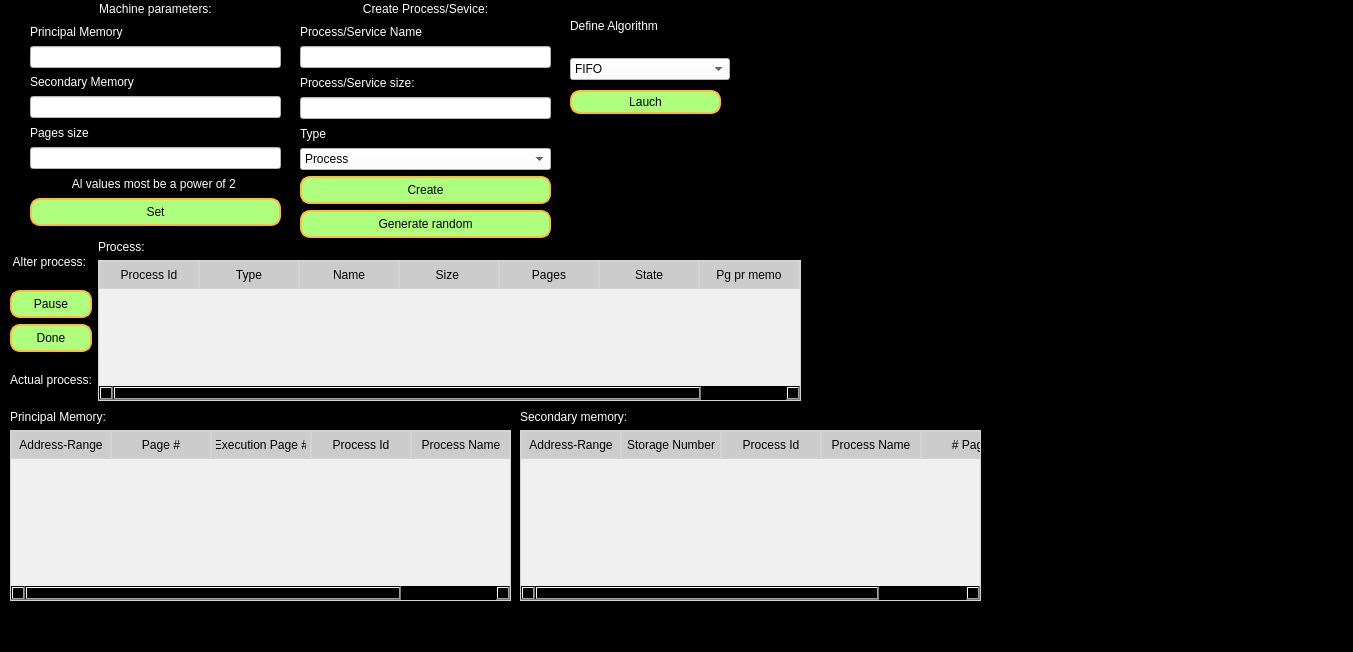
SebastianGranadosBarrantes/Tarea2SO-Brian_Sebastian_Jousten, file mainInterface.ui: the form before one commit.
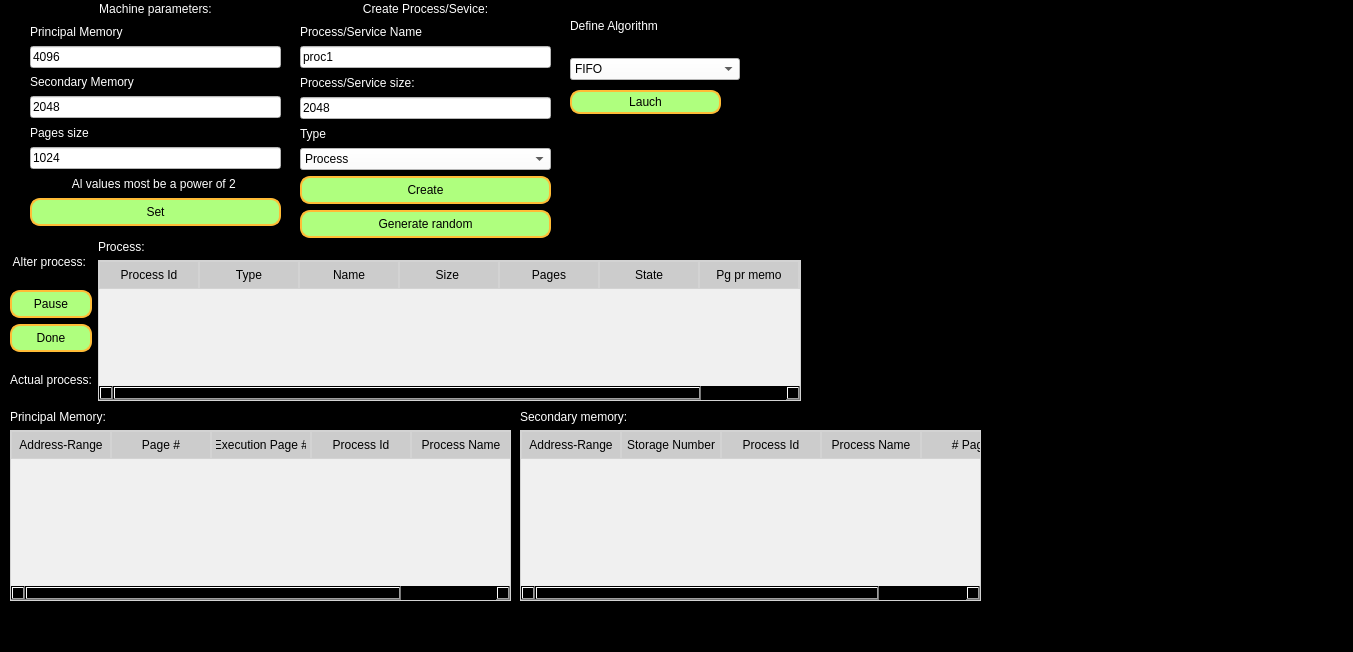
The form after the commit.

Diff of the .ui file:
```diff
--- a/mainInterface.ui
+++ b/mainInterface.ui
@@ -106,7 +106,11 @@
       </widget>
      </item>
      <item>
-      <widget class="QLineEdit" name="tfPrincipalMemorySize"/>
+      <widget class="QLineEdit" name="tfPrincipalMemorySize">
+       <property name="text">
+        <string>4096</string>
+       </property>
+      </widget>
      </item>
      <item>
       <widget class="QLabel" name="label_2">
@@ -116,7 +120,11 @@
       </widget>
      </item>
      <item>
-      <widget class="QLineEdit" name="tfSecondaryMemorySize"/>
+      <widget class="QLineEdit" name="tfSecondaryMemorySize">
+       <property name="text">
+        <string>2048</string>
+       </property>
+      </widget>
      </item>
      <item>
       <widget class="QLabel" name="label_3">
@@ -126,7 +134,11 @@
       </widget>
      </item>
      <item>
-      <widget class="QLineEdit" name="tfPagesSize"/>
+      <widget class="QLineEdit" name="tfPagesSize">
+       <property name="text">
+        <string>1024</string>
+       </property>
+      </widget>
      </item>
      <item>
       <widget class="QLabel" name="label_16">
@@ -175,7 +187,11 @@
       </widget>
      </item>
      <item>
-      <widget class="QLineEdit" name="tfProcessName"/>
+      <widget class="QLineEdit" name="tfProcessName">
+       <property name="text">
+        <string>proc1</string>
+       </property>
+      </widget>
      </item>
      <item>
       <widget class="QLabel" name="label_7">
@@ -185,7 +201,11 @@
       </widget>
      </item>
      <item>
-      <widget class="QLineEdit" name="tfProcessSize"/>
+      <widget class="QLineEdit" name="tfProcessSize">
+       <property name="text">
+        <string>2048</string>
+       </property>
+      </widget>
      </item>
      <item>
       <widget class="QLabel" name="label_10">
@@ -430,7 +450,7 @@
      <rect>
       <x>570</x>
       <y>0</y>
-      <width>160</width>
+      <width>170</width>
       <height>80</height>
      </rect>
     </property>
```
